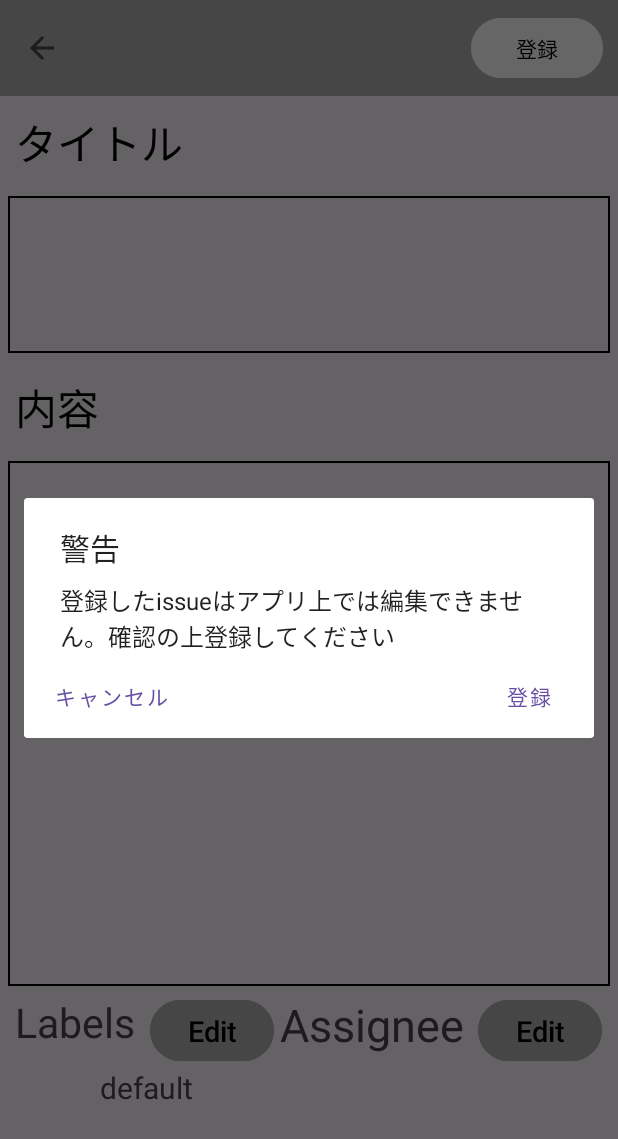
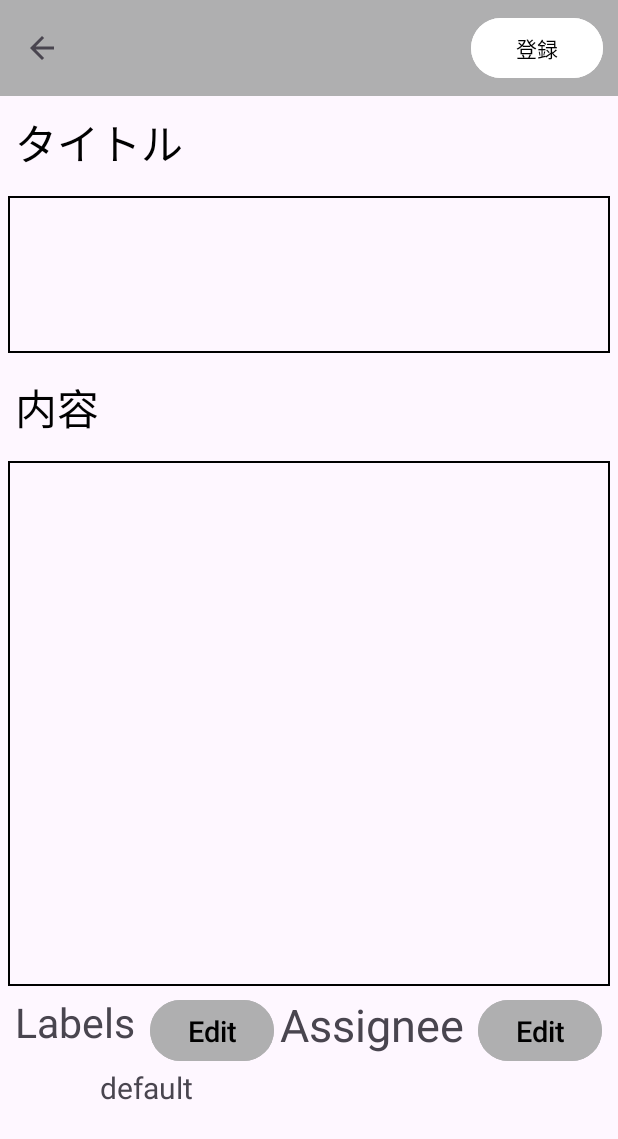
Before and after one commit to Akito626/IssueManager, an Android app: the EditorActivity screen opened directly, with no data from a screen before it, after a tap on "登録", on a phone screen of 412 x 824 dp. Shown: the top 1139 px of the screen. Run offline under Robolectric (Android 15) with nearby library versions, the phone set to English and light mode, and no system bars.

Commit message:
タイトルを記入していないと登録出来ないように変更

```diff
--- a/app/src/main/java/com/alha_app/issuemanager/EditorActivity.java
+++ b/app/src/main/java/com/alha_app/issuemanager/EditorActivity.java
@@ -75,6 +75,10 @@ public class EditorActivity extends AppCompatActivity {
 
         Button createButton = findViewById(R.id.create_button);
         createButton.setOnClickListener(view -> {
+            if(titleText.getText().toString().equals("")){
+                Toast.makeText(issueManager, "タイトルを記入してください", Toast.LENGTH_SHORT).show();
+                return;
+            }
             DialogFragment dialog = new CreateIssueDialog(this);
             dialog.show(getSupportFragmentManager(), "createDialog");
         });
--- a/app/src/main/java/com/alha_app/issuemanager/model/CreateIssueDialog.java
+++ b/app/src/main/java/com/alha_app/issuemanager/model/CreateIssueDialog.java
@@ -26,7 +26,7 @@ public class CreateIssueDialog extends DialogFragment {
 
         AlertDialog.Builder builder = new AlertDialog.Builder(getActivity());
         builder.setTitle("警告")
-                .setMessage("登録したissueはアプリ上では編集できません。確認の上登録してください")
+                .setMessage("登録したissueはアプリ上では編集できません。\n確認の上登録してください。")
                 .setPositiveButton("登録", new DialogInterface.OnClickListener() {
                     @Override
                     public void onClick(DialogInterface dialog, int which) {
```
